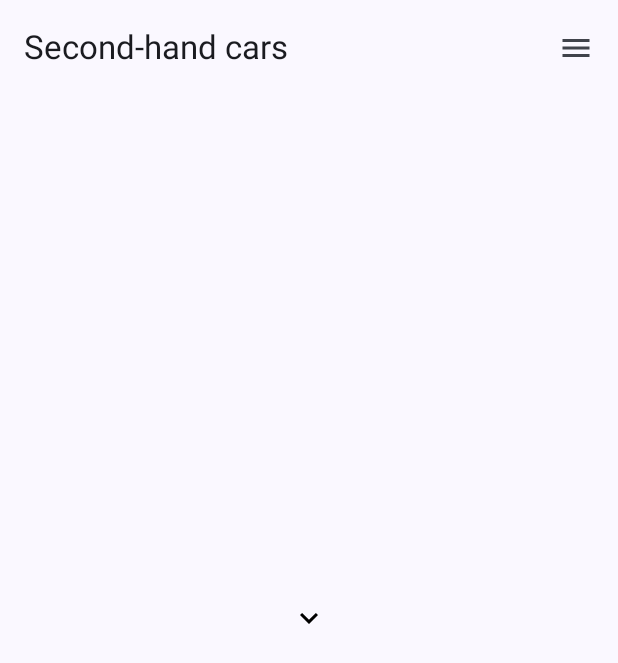
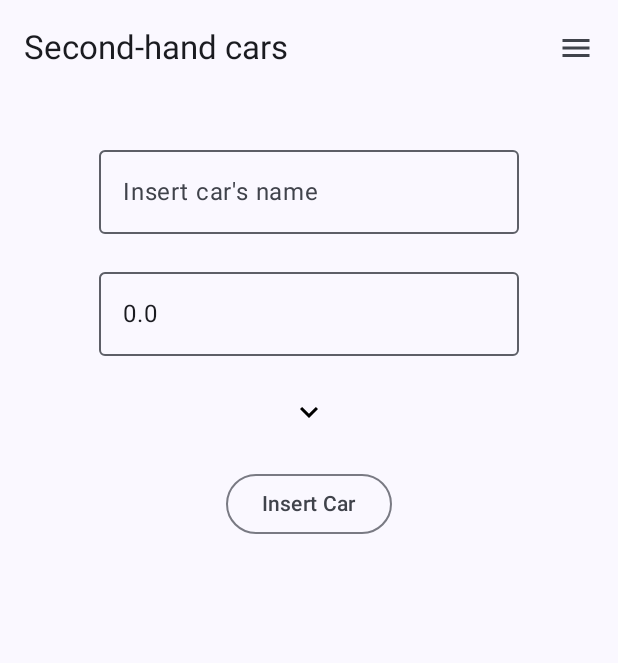
Before and after one commit to mizech/second-hand-cars, an Android app built with Jetpack Compose: the create_car screen opened through its navigation route, on a phone screen of 412 x 824 dp. Shown: the top 663 px of the screen. Run offline under Robolectric (Android 15) with nearby library versions, the phone set to English and light mode, and no system bars; our stand-ins replace Room's generated code; 1 statement that could not run was skipped.

Commit message:
Completed: Create car

```diff
--- a/app/src/main/java/com/example/secondhandcars/MainActivity.kt
+++ b/app/src/main/java/com/example/secondhandcars/MainActivity.kt
@@ -15,12 +15,14 @@ import com.example.secondhandcars.views.NavView
 class MainActivity : ComponentActivity() {
     override fun onCreate(savedInstanceState: Bundle?) {
         val database = DatabaseClient(context = applicationContext)
-        val dao = database.instance.vendorDao()
+        val vendorDao = database.instance.vendorDao()
+        var carDao = database.instance.carDao()
+
         val viewModel by viewModels<MainViewModel>(
             factoryProducer = {
                 object: ViewModelProvider.Factory {
                     override fun <T: ViewModel> create(modelClass: Class<T>): T {
-                        return MainViewModel(dao = dao) as T
+                        return MainViewModel(vendorDao = vendorDao, carDao = carDao) as T
                     }
                 }
             }
--- a/app/src/main/java/com/example/secondhandcars/views/CreateCar.kt
+++ b/app/src/main/java/com/example/secondhandcars/views/CreateCar.kt
@@ -6,21 +6,32 @@ import androidx.compose.foundation.layout.Arrangement
 import androidx.compose.foundation.layout.Box
 import androidx.compose.foundation.layout.Column
 import androidx.compose.foundation.layout.Row
+import androidx.compose.foundation.layout.Spacer
 import androidx.compose.foundation.layout.fillMaxSize
+import androidx.compose.foundation.layout.padding
 import androidx.compose.material3.DropdownMenu
 import androidx.compose.material3.DropdownMenuItem
+import androidx.compose.material3.OutlinedButton
+import androidx.compose.material3.OutlinedTextField
 import androidx.compose.material3.Text
+import androidx.compose.material3.TextField
 import androidx.compose.runtime.Composable
 import androidx.compose.runtime.LaunchedEffect
+import androidx.compose.runtime.mutableDoubleStateOf
 import androidx.compose.runtime.mutableIntStateOf
 import androidx.compose.runtime.mutableStateOf
 import androidx.compose.runtime.remember
+import androidx.compose.runtime.rememberCoroutineScope
 import androidx.compose.ui.Alignment
 import androidx.compose.ui.Modifier
 import androidx.compose.ui.res.painterResource
+import androidx.compose.ui.unit.dp
 import com.example.secondhandcars.viewmodels.MainViewModel
 import com.example.secondhandcars.R
+import com.example.secondhandcars.models.Car
 import com.example.secondhandcars.models.Vendor
+import kotlinx.coroutines.launch
+import kotlin.Double
 
 @Composable
 fun CreateCar(viewModel: MainViewModel) {
@@ -28,8 +39,16 @@ fun CreateCar(viewModel: MainViewModel) {
         mutableStateOf(false)
     }
 
-    val itemPosition = remember {
-        mutableIntStateOf(0)
+    var givenName = remember {
+        mutableStateOf("")
+    }
+
+    var givenPrice = remember {
+        mutableDoubleStateOf(0.0)
+    }
+
+    val selectedVendor = remember {
+        mutableStateOf(Vendor(name = "", country = ""))
     }
 
     var vendors = remember {
@@ -40,21 +59,31 @@ fun CreateCar(viewModel: MainViewModel) {
         vendors.addAll(viewModel.getAllVendors())
     }
 
+    val rcScope = rememberCoroutineScope()
+
     Column(
-        modifier = Modifier.fillMaxSize(),
-        horizontalAlignment = Alignment.CenterHorizontally,
-        verticalArrangement = Arrangement.Center
+        modifier = Modifier.fillMaxSize().padding(top = 100.dp),
+        horizontalAlignment = Alignment.CenterHorizontally
     ) {
-
+        OutlinedTextField(value = givenName.value, onValueChange = {
+            givenName.value = it
+        }, placeholder = {
+            Text(text = "Insert car's name")
+        }, modifier = Modifier.padding(bottom = 25.dp))
+        OutlinedTextField(value = givenPrice.doubleValue.toString(), onValueChange = { newVal: String ->
+            givenPrice.doubleValue = newVal.toDoubleOrNull() ?: 0.0
+        }, placeholder = {
+            Text(text = "Insert country")
+        }, modifier = Modifier.padding(bottom = 25.dp))
         Box {
             Row(
                 horizontalArrangement = Arrangement.Center,
                 verticalAlignment = Alignment.CenterVertically,
                 modifier = Modifier.clickable {
                     isDropDownExpanded.value = true
-                }
+                }.padding(bottom = 25.dp)
             ) {
-                Text(text = vendors[itemPosition.intValue].name)
+                Text(text = selectedVendor.value.name)
                 Image(
                     painter = painterResource(id = R.drawable.baseline_keyboard_arrow_down_24),
                     contentDescription = "DropDown Icon"
@@ -71,11 +100,21 @@ fun CreateCar(viewModel: MainViewModel) {
                     },
                         onClick = {
                             isDropDownExpanded.value = false
-                            itemPosition.intValue = index
+                            selectedVendor.value = vendor
                         })
                 }
             }
         }
-
+        OutlinedButton(onClick = {
+            val newCar = Car(name = givenName.value,
+                price = givenPrice.doubleValue.toDouble(),
+                vid = selectedVendor.value.vid)
+            rcScope.launch {
+                viewModel.insertCar(newCar = newCar)
+            }
+        }) {
+            Text(text = "Insert Car")
+        }
+        Spacer(modifier = Modifier.weight(1f))
     }
 }
--- a/app/src/main/java/com/example/secondhandcars/views/NavView.kt
+++ b/app/src/main/java/com/example/secondhandcars/views/NavView.kt
@@ -72,7 +72,7 @@ fun NavView(viewModel: MainViewModel) {
                 CreateVendor()
             }
             composable(route = Routes.CarList.name) {
-                CarList()
+                CarList(viewModel = viewModel)
             }
         }
     }
```
Also changed, not shown: app/src/main/java/com/example/secondhandcars/viewmodels/MainViewModel.kt (+12 -2 lines), app/src/main/java/com/example/secondhandcars/views/CarList.kt (+21 -1 lines).
